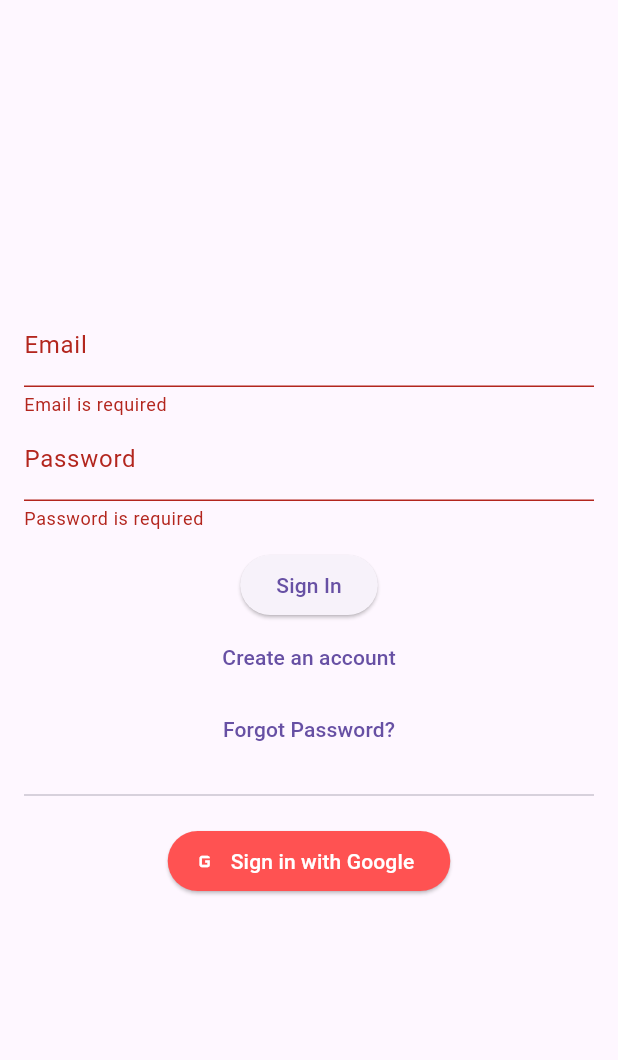
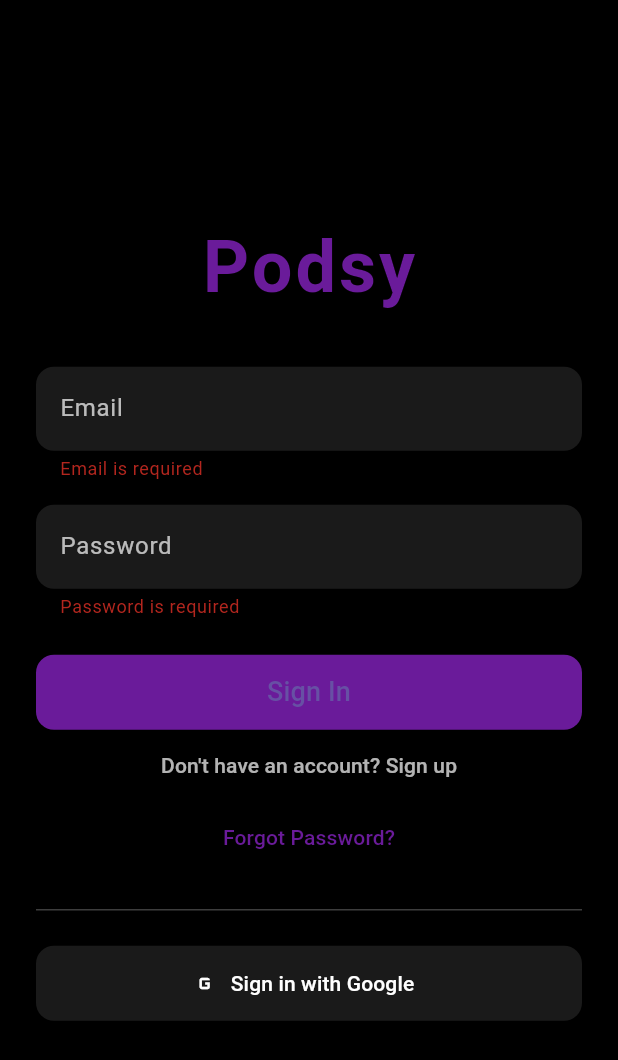
Before and after one commit to SondosAbdelnasser/podsy, a Flutter app: the screen it shows after launch, after a tap on "Sign In", on a phone screen of 412 x 824 dp. Shown: the top 1060 px of the screen. Run offline on Flutter 3.47's test engine with Material 3 defaults, Android fonts, the phone set to English and light mode, and no system bars; our stand-ins replace cloud_firestore, firebase_auth, firebase_core, google_sign_in, lottie; accounts and stored records are empty.

```diff
--- a/lib/main.dart
+++ b/lib/main.dart
@@ -1,35 +1,36 @@
 import 'package:flutter/material.dart';
+import 'package:flutter_application_6/widgets/auth_form.dart';
 import 'package:provider/provider.dart';
+import 'screens/splash_screen.dart';
 import 'providers/auth_provider.dart';
-import 'screens/auth_screen.dart';
 import 'screens/home_screen.dart';
+import 'screens/login_screen.dart';
 import 'screens/admin_dashboard_screen.dart';
-import 'utils/firebase_config.dart';
-
-void main() async {
-  WidgetsFlutterBinding.ensureInitialized();
-  await initFirebase();
-  runApp(MyApp());
+void main() {
+  runApp(
+    ChangeNotifierProvider(
+      create: (context) => AuthProvider(),
+      child: MyApp(),
+    ),
+  );
 }
 
 class MyApp extends StatelessWidget {
-   const MyApp({Key? key}) : super(key: key);
+  const MyApp({Key? key}) : super(key: key);
   @override
   Widget build(BuildContext context) {
-    return MultiProvider(
-      providers: [
-        ChangeNotifierProvider(create: (_) => AuthProvider()),
-      ],
-      child: MaterialApp(
-        debugShowCheckedModeBanner: false,
-        home: AuthScreen(),
-    theme: ThemeData(primarySwatch: Colors.blue),
-        routes: {
-          '/auth': (ctx) => AuthScreen(),
-          '/home': (ctx) => HomeScreen(),
-          '/admin': (ctx) => AdminDashboardScreen(),
-        },
+    return MaterialApp(
+      title: 'Podsy',
+      theme: ThemeData(
+        primarySwatch: Colors.blue,
+        visualDensity: VisualDensity.adaptivePlatformDensity,
       ),
+      home: AuthForm(),  // Make sure this is not null and correctly initialized
+      routes: {
+        '/home': (context) => HomeScreen(),
+        '/login': (context) => LoginScreen(),
+        '/adminDashboard': (context) => AdminDashboardScreen(),
+      },
     );
   }
 }
--- a/lib/services/user_service.dart
+++ b/lib/services/user_service.dart
@@ -18,7 +18,9 @@ class UserService {
       return UserModel.fromMap(doc.data() as Map<String, dynamic>, doc.id);
     }).toList();
   }
-
+  Future<void> createUser(UserModel user) async {
+  await users.doc(user.id).set(user.toMap());
+  }
   Future<void> updateUserRole(String uid, bool isAdmin) async {
     await users.doc(uid).update({'isAdmin': isAdmin});
   }
--- a/lib/widgets/auth_form.dart
+++ b/lib/widgets/auth_form.dart
@@ -52,7 +52,7 @@ class _AuthFormState extends State<AuthForm> {
       }
     } catch (e) {
       ScaffoldMessenger.of(context).showSnackBar(
-        SnackBar(content: Text("Error: ${e.toString()}")),
+        SnackBar(content: Text("Error: \${e.toString()}")),
       );
     }
 
@@ -76,7 +76,7 @@ class _AuthFormState extends State<AuthForm> {
       );
     } catch (e) {
       ScaffoldMessenger.of(context).showSnackBar(
-        SnackBar(content: Text("Error: ${e.toString()}")),
+        SnackBar(content: Text("Error: \${e.toString()}")),
       );
     }
   }
@@ -99,7 +99,7 @@ class _AuthFormState extends State<AuthForm> {
       }
     } catch (e) {
       ScaffoldMessenger.of(context).showSnackBar(
-        SnackBar(content: Text("Google Sign-In failed: ${e.toString()}")),
+        SnackBar(content: Text("Google Sign-In failed: \${e.toString()}")),
       );
     }
     setState(() => _isLoading = false);
@@ -107,19 +107,46 @@ class _AuthFormState extends State<AuthForm> {
 
   @override
   Widget build(BuildContext context) {
-    return Center(
+    final themeColor = Color(0xFF6A1B9A);
+
+    return Scaffold(
+      backgroundColor: Colors.black,
+      body: Center(
         child: Padding(
-        padding: EdgeInsets.all(16),
+          padding: const EdgeInsets.symmetric(horizontal: 24.0),
           child: _isLoading
-            ? Lottie.asset('assets\animations\Animation - 1745259806692.json', width: 150)
-            : Form(
-                key: _formKey,
+              ? Lottie.asset('assets/animations/Animation - 1745259806692.json', width: 150)
+              : SingleChildScrollView(
                   child: Column(
                     mainAxisAlignment: MainAxisAlignment.center,
                     children: [
+                      Text(
+                        'Podsy',
+                        style: TextStyle(
+                          fontSize: 48,
+                          fontWeight: FontWeight.bold,
+                          color: themeColor,
+                          letterSpacing: 2,
+                        ),
+                      ),
+                      SizedBox(height: 32),
+                      Form(
+                        key: _formKey,
+                        child: Column(
+                          children: [
                             TextFormField(
                               controller: _emailController,
-                      decoration: InputDecoration(labelText: "Email"),
+                              decoration: InputDecoration(
+                                labelText: "Email",
+                                labelStyle: TextStyle(color: Colors.white70),
+                                filled: true,
+                                fillColor: Colors.white10,
+                                border: OutlineInputBorder(
+                                  borderRadius: BorderRadius.circular(12),
+                                  borderSide: BorderSide.none,
+                                ),
+                              ),
+                              style: TextStyle(color: Colors.white),
                               keyboardType: TextInputType.emailAddress,
                               validator: (value) {
                                 if (value == null || value.trim().isEmpty) {
@@ -131,9 +158,20 @@ class _AuthFormState extends State<AuthForm> {
                                 return null;
                               },
                             ),
+                            SizedBox(height: 16),
                             TextFormField(
                               controller: _passwordController,
-                      decoration: InputDecoration(labelText: "Password"),
+                              decoration: InputDecoration(
+                                labelText: "Password",
+                                labelStyle: TextStyle(color: Colors.white70),
+                                filled: true,
+                                fillColor: Colors.white10,
+                                border: OutlineInputBorder(
+                                  borderRadius: BorderRadius.circular(12),
+                                  borderSide: BorderSide.none,
+                                ),
+                              ),
+                              style: TextStyle(color: Colors.white),
                               obscureText: true,
                               validator: (value) {
                                 if (value == null || value.trim().isEmpty) {
@@ -145,37 +183,56 @@ class _AuthFormState extends State<AuthForm> {
                                 return null;
                               },
                             ),
-                    SizedBox(height: 12),
+                            SizedBox(height: 24),
                             ElevatedButton(
                               onPressed: _submit,
-                      child: Text(_isLogin ? "Sign In" : "Sign Up"),
+                              child: Text(
+                                _isLogin ? "Sign In" : "Sign Up",
+                                style: TextStyle(fontSize: 18),
+                              ),
+                              style: ElevatedButton.styleFrom(
+                                minimumSize: Size(double.infinity, 50),
+                                backgroundColor: themeColor,
+                                shape: RoundedRectangleBorder(
+                                  borderRadius: BorderRadius.circular(12),
+                                ),
+                              ),
                             ),
                             TextButton(
-                      onPressed: () =>
-                          setState(() => _isLogin = !_isLogin),
-                      child: Text(_isLogin
-                          ? "Create an account"
-                          : "Already have an account? Sign in"),
+                              onPressed: () => setState(() => _isLogin = !_isLogin),
+                              child: Text(
+                                _isLogin
+                                    ? "Don't have an account? Sign up"
+                                    : "Already have an account? Sign in",
+                                style: TextStyle(color: Colors.white70),
+                              ),
                             ),
                             if (_isLogin)
                               TextButton(
                                 onPressed: _resetPassword,
-                        child: Text("Forgot Password?"),
+                                child: Text("Forgot Password?", style: TextStyle(color: themeColor)),
                               ),
-                    SizedBox(height: 12),
-                    Divider(),
-                    SizedBox(height: 12),
+                            SizedBox(height: 16),
+                            Divider(color: Colors.white24),
+                            SizedBox(height: 16),
                             ElevatedButton.icon(
                               onPressed: _signInWithGoogle,
-                      icon: Icon(Icons.g_mobiledata),
+                              icon: Icon(Icons.g_mobiledata, color: Colors.white),
                               label: Text("Sign in with Google"),
                               style: ElevatedButton.styleFrom(
-                        backgroundColor: Colors.redAccent,
+                                minimumSize: Size(double.infinity, 50),
+                                backgroundColor: Colors.white10,
                                 foregroundColor: Colors.white,
+                                shape: RoundedRectangleBorder(
+                                  borderRadius: BorderRadius.circular(12),
                                 ),
                               ),
-                    SizedBox(height: 24),
+                            ),
                           ],
+                        ),
+                      ),
+                    ],
+                  ),
                 ),
         ),
       ),
```
Also changed, not shown: lib/providers/auth_provider.dart (+44 -45 lines), lib/screens/login_screen.dart (added, +12 -0 lines), lib/screens/splash_screen.dart (added, +50 -0 lines), lib/services/auth_service.dart (+4 -4 lines), 2 other files. Lines whose indentation alone changed are shown as unchanged.
